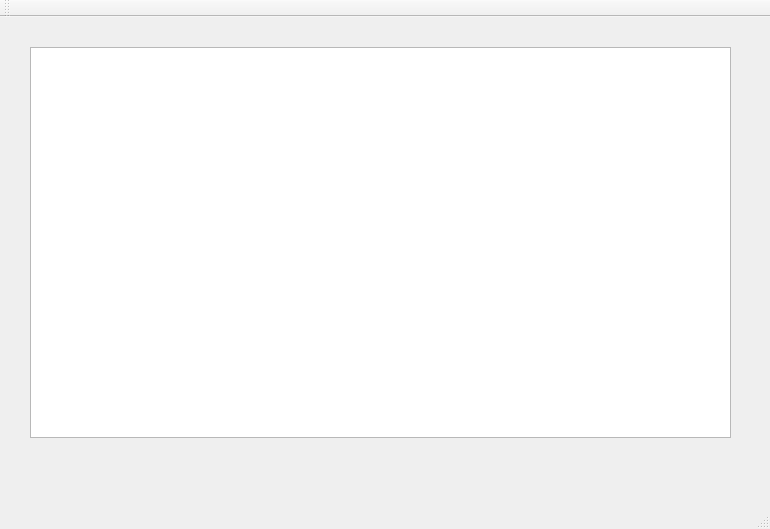
The window that mainwindow.ui (pbarreau/stat) describes before a commit, drawn with Qt 5.
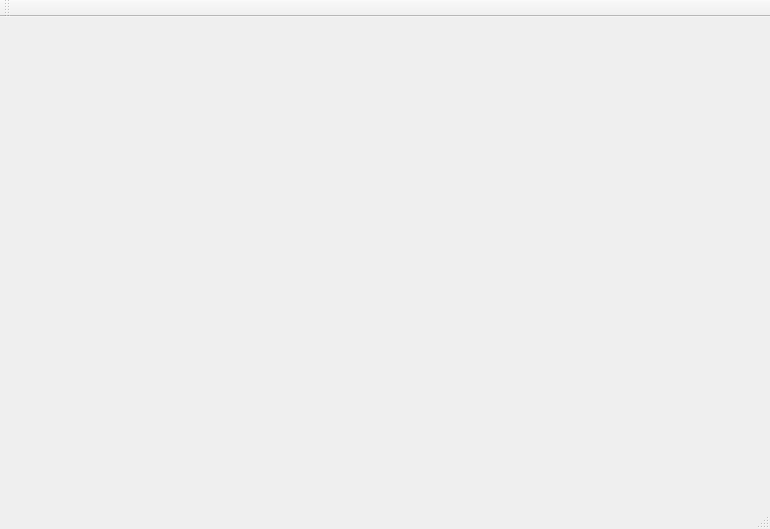
The same window after the commit.

Commit message: Affichage base dans fenetre MDI OK

Diff of the .ui file:
```diff
--- a/mainwindow.ui
+++ b/mainwindow.ui
@@ -13,21 +13,7 @@
   <property name="windowTitle">
    <string>MainWindow</string>
   </property>
-  <widget class="QWidget" name="centralWidget">
-   <widget class="QTableView" name="tbl_test">
-    <property name="geometry">
-     <rect>
-      <x>30</x>
-      <y>30</y>
-      <width>701</width>
-      <height>391</height>
-     </rect>
-    </property>
-    <property name="sortingEnabled">
-     <bool>true</bool>
-    </property>
-   </widget>
-  </widget>
+  <widget class="QWidget" name="centralWidget"/>
   <widget class="QMenuBar" name="menuBar">
    <property name="geometry">
     <rect>
```
The commit also changes 6 other files.
